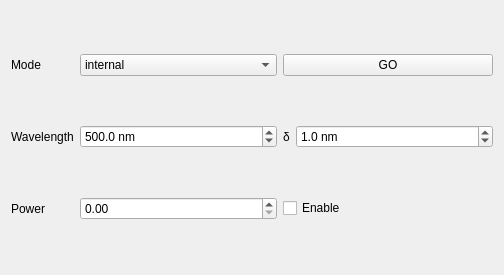
The window that hyperion/view/polarization/aotf_instrument.ui (caldarolamartin/hyperion) describes before a commit, drawn with Qt 5.
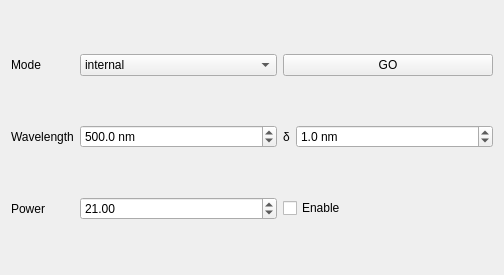
The same window after the commit.

Commit message: set a new default value for the power

The edit to the form file:
```diff
--- a/hyperion/view/polarization/aotf_instrument.ui
+++ b/hyperion/view/polarization/aotf_instrument.ui
@@ -129,7 +129,11 @@
     </widget>
    </item>
    <item row="2" column="1">
-    <widget class="QDoubleSpinBox" name="doubleSpinBox_power"/>
+    <widget class="QDoubleSpinBox" name="doubleSpinBox_power">
+     <property name="value">
+      <double>21.000000000000000</double>
+     </property>
+    </widget>
    </item>
    <item row="2" column="2" colspan="2">
     <widget class="QCheckBox" name="checkBox_enable">
```
